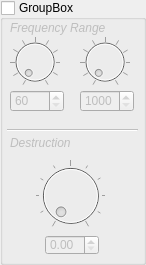
Old version of the form src/config_radio_groupbox.ui in the repository thorwe/CrossTalk.
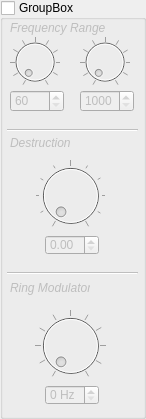
New version of the form.

Commit message: prepare RadioFX modularization

```diff
--- a/src/config_radio_groupbox.ui
+++ b/src/config_radio_groupbox.ui
@@ -7,7 +7,7 @@
     <x>0</x>
     <y>0</y>
     <width>146</width>
-    <height>265</height>
+    <height>419</height>
    </rect>
   </property>
   <property name="windowTitle">
@@ -214,6 +214,84 @@
     <double>20.000000000000000</double>
    </property>
   </widget>
+  <widget class="Line" name="line_2">
+   <property name="geometry">
+    <rect>
+     <x>7</x>
+     <y>263</y>
+     <width>131</width>
+     <height>20</height>
+    </rect>
+   </property>
+   <property name="orientation">
+    <enum>Qt::Horizontal</enum>
+   </property>
+  </widget>
+  <widget class="QLabel" name="label_rm">
+   <property name="geometry">
+    <rect>
+     <x>10</x>
+     <y>280</y>
+     <width>80</width>
+     <height>16</height>
+    </rect>
+   </property>
+   <property name="font">
+    <font>
+     <italic>true</italic>
+    </font>
+   </property>
+   <property name="text">
+    <string>Ring Modulator</string>
+   </property>
+  </widget>
+  <widget class="QDial" name="dial_rm">
+   <property name="geometry">
+    <rect>
+     <x>35</x>
+     <y>300</y>
+     <width>71</width>
+     <height>91</height>
+    </rect>
+   </property>
+   <property name="maximum">
+    <number>10000</number>
+   </property>
+   <property name="singleStep">
+    <number>10</number>
+   </property>
+   <property name="pageStep">
+    <number>100</number>
+   </property>
+   <property name="notchTarget">
+    <double>9.699999999999999</double>
+   </property>
+   <property name="notchesVisible">
+    <bool>true</bool>
+   </property>
+  </widget>
+  <widget class="QDoubleSpinBox" name="doubleSpinBox_rm">
+   <property name="geometry">
+    <rect>
+     <x>45</x>
+     <y>385</y>
+     <width>54</width>
+     <height>20</height>
+    </rect>
+   </property>
+   <property name="suffix">
+    <string notr="true"> Hz</string>
+   </property>
+   <property name="decimals">
+    <number>0</number>
+   </property>
+   <property name="maximum">
+    <double>10000.000000000000000</double>
+   </property>
+   <property name="singleStep">
+    <double>100.000000000000000</double>
+   </property>
+  </widget>
  </widget>
  <resources/>
  <connections/>
```
Left out of the diff: 5 changed lines with no effect on the pictures. The commit also changes 11 other files.
